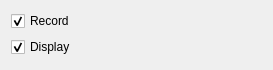
Old version of the form lib/devices/DAQGeneric/InputChannelTemplate.ui in the repository acq4/acq4.
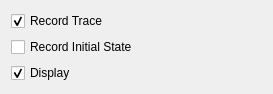
New version of the form.

```diff
--- a/lib/devices/DAQGeneric/InputChannelTemplate.ui
+++ b/lib/devices/DAQGeneric/InputChannelTemplate.ui
@@ -1,13 +1,13 @@
 <?xml version="1.0" encoding="UTF-8"?>
 <ui version="4.0">
  <class>Form</class>
- <widget class="QWidget" name="Form">
-  <property name="geometry">
+ <widget class="QWidget" name="Form" >
+  <property name="geometry" >
    <rect>
     <x>0</x>
     <y>0</y>
     <width>273</width>
-    <height>70</height>
+    <height>90</height>
    </rect>
   </property>
   <property name="windowTitle">
@@ -15,9 +15,9 @@
   </property>
   <layout class="QVBoxLayout" name="verticalLayout">
    <item>
-    <widget class="QCheckBox" name="recordCheck">
-     <property name="text">
-      <string>Record</string>
+    <widget class="QCheckBox" name="recordCheck" >
+     <property name="text" >
+      <string>Record Trace</string>
      </property>
      <property name="checked">
       <bool>true</bool>
@@ -25,8 +25,15 @@
     </widget>
    </item>
    <item>
-    <widget class="QCheckBox" name="displayCheck">
-     <property name="text">
+    <widget class="QCheckBox" name="recordInitCheck" >
+     <property name="text" >
+      <string>Record Initial State</string>
+     </property>
+    </widget>
+   </item>
+   <item>
+    <widget class="QCheckBox" name="displayCheck" >
+     <property name="text" >
       <string>Display</string>
      </property>
      <property name="checked">
```
Left out of the diff: 17 changed lines with no effect on the pictures.
